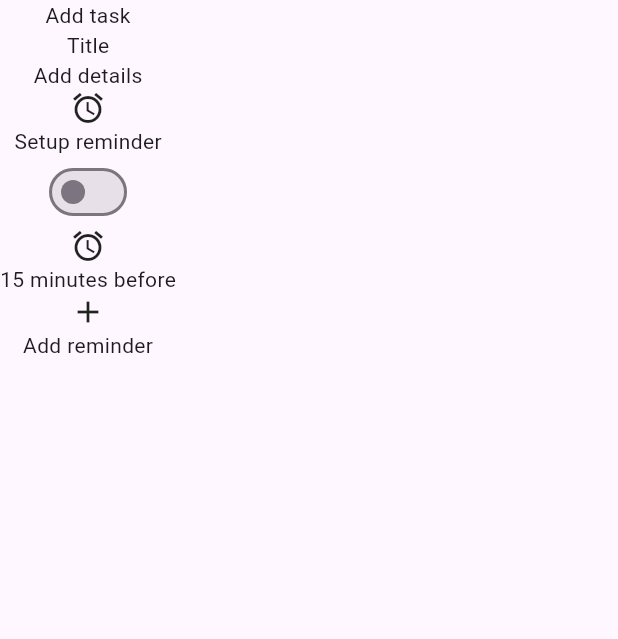
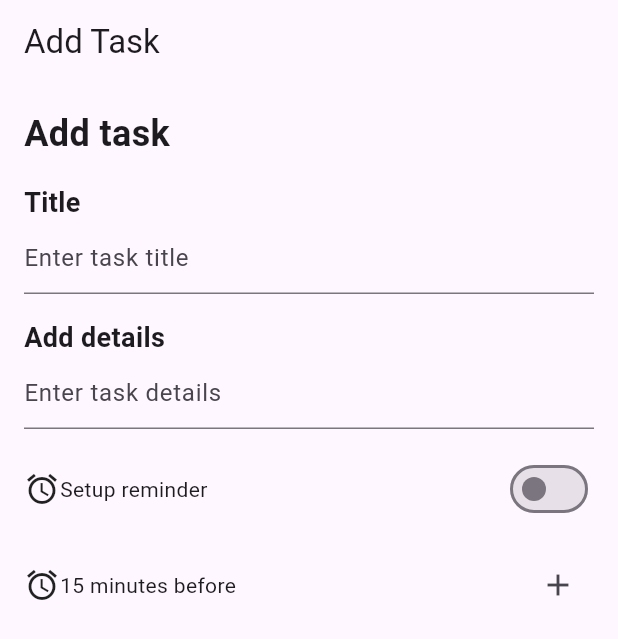
Before and after one commit to Kylaaajy/cc206-dolisto, a Flutter app: the screen it shows after launch, on a phone screen of 412 x 824 dp. Shown: the top 639 px of the screen. Run offline on Flutter 3.47's test engine with Material 2 defaults, Android fonts, the phone set to English and light mode, and no system bars.

Commit message:
added layout design

```diff
--- a/lib/Features/add_task.dart
+++ b/lib/Features/add_task.dart
@@ -1,24 +1,78 @@
 import 'package:flutter/material.dart';
 
-class add_task extends StatelessWidget {
-  const add_task({super.key});
+class AddTask extends StatelessWidget {
+  const AddTask({Key? key}) : super(key: key);
 
   @override
   Widget build(BuildContext context) {
     return Scaffold(
-      body: Column(
+      appBar: AppBar(
+        title: Text("Add Task"),
+
+      ),
+      body: Padding(
+        padding: const EdgeInsets.all(16.0),
+        child: Column(
+          crossAxisAlignment: CrossAxisAlignment.start,
           children: [
-          Text("Add task"),
-          Text("Title"),
-          Text("Add details"),
+            Text(
+              "Add task",
+              style: TextStyle(
+                fontSize: 24,
+                fontWeight: FontWeight.bold,
+              ),
+            ),
+            SizedBox(height: 16.0),
+            Text(
+              "Title",
+              style: TextStyle(
+                fontSize: 18,
+                fontWeight: FontWeight.bold,
+              ),
+            ),
+            TextFormField(
+              decoration: InputDecoration(
+                hintText: "Enter task title",
+              ),
+            ),
+            SizedBox(height: 16.0),
+            Text(
+              "Add details",
+              style: TextStyle(
+                fontSize: 18,
+                fontWeight: FontWeight.bold,
+              ),
+            ),
+            TextFormField(
+              decoration: InputDecoration(
+                hintText: "Enter task details",
+              ),
+            ),
+            SizedBox(height: 16.0),
+            Row(
+              children: [
                 Icon(Icons.alarm),
                 Text("Setup reminder"),
+                Spacer(),
                 Switch(value: false, onChanged: (value) {}),
+              ],
+            ),
+            SizedBox(height: 16.0),
+            Row(
+              children: [
                 Icon(Icons.alarm),
                 Text("15 minutes before"),
-          Icon(Icons.add),
-          Text("Add reminder"),
+                Spacer(),
+                IconButton(
+                  icon: Icon(Icons.add),
+                  onPressed: () {
+                    // Implement add reminder logic
+                  },
+                ),
               ],
+            ),
+          ],
+        ),
       ),
     );
   }
--- a/lib/main.dart
+++ b/lib/main.dart
@@ -6,33 +6,17 @@ void main() {
 }
 
 class MyApp extends StatelessWidget {
-  const MyApp({super.key});
+  const MyApp({Key? key}) : super(key: key);
 
-  // This widget is the root of your application.
   @override
   Widget build(BuildContext context) {
     return MaterialApp(
       title: 'Flutter Demo',
       theme: ThemeData(
-        // This is the theme of your application.
-        //
-        // TRY THIS: Try running your application with "flutter run". You'll see
-        // the application has a blue toolbar. Then, without quitting the app,
-        // try changing the seedColor in the colorScheme below to Colors.green
-        // and then invoke "hot reload" (save your changes or press the "hot
-       // reload" button in a Flutter-supported IDE, or press "r" if you used
-        // the command line to start the app).
-        //
-        // Notice that the counter didn't reset back to zero; the application
-        // state is not lost during the reload. To reset the state, use hot
-        // restart instead.
-        //
-        // This works for code too, not just values: Most code changes can be
-        // tested with just a hot reload.
         colorScheme: ColorScheme.fromSeed(seedColor: Colors.deepPurple),
         useMaterial3: true,
       ),
-      home: const add_task(),
+      home: const AddTask(),
     );
   }
 }
```
Lines whose indentation alone changed are shown as unchanged.
